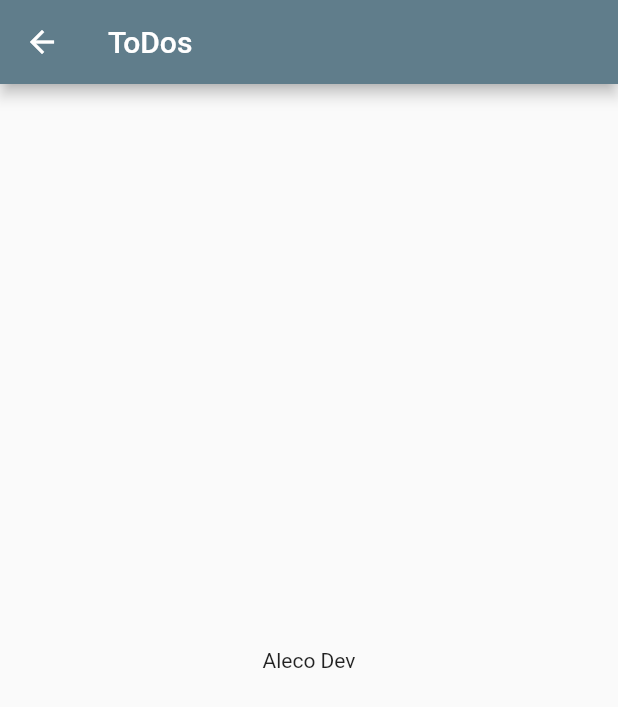
After one commit to alecorodri/ToDo-Riverpod, a Flutter app: the ProviderPage screen opened directly, on a phone screen of 412 x 824 dp. The commit adds this screen. Shown: the top 707 px of the screen. Run offline on Flutter 3.47's test engine with Material 2 defaults, Android fonts, the phone set to English and light mode, and no system bars; our stand-ins replace flutter_riverpod.

Commit message:
providers

```diff
--- a/lib/main.dart
+++ b/lib/main.dart
@@ -1,6 +1,7 @@
 import 'package:flutter/material.dart';
+import 'package:flutter_riverpod/flutter_riverpod.dart';
 
-void main() => runApp(const MyApp());
+void main() => runApp(const ProviderScope(child: MyApp()));
 
 class MyApp extends StatelessWidget {
   const MyApp({Key? key}) : super(key: key);
--- /dev/null
+++ b/lib/pages/provider_page.dart
@@ -0,0 +1,19 @@
+import 'package:flutter/material.dart';
+import 'package:flutter_application_1/providers/providers.dart';
+import 'package:flutter_riverpod/flutter_riverpod.dart';
+
+class ProviderPage extends ConsumerWidget {
+  const ProviderPage({Key? key}) : super(key: key);
+
+  @override
+  Widget build(BuildContext context, WidgetRef ref) {
+    final name = ref.watch(simpleNameProviderProvider);
+
+    return Scaffold(
+      appBar: AppBar(
+        title: const Text('ToDos'),
+      ),
+      body: Center(child: Text(name)),
+    );
+  }
+}
--- /dev/null
+++ b/lib/providers/providers.dart
@@ -0,0 +1 @@
+export 'simple_name_provider.dart';
--- /dev/null
+++ b/lib/providers/simple_name_provider.dart
@@ -0,0 +1,5 @@
+import 'package:flutter_riverpod/flutter_riverpod.dart';
+
+final simpleNameProviderProvider = Provider<String>((ref) {
+  return 'Aleco Dev';
+});
```
